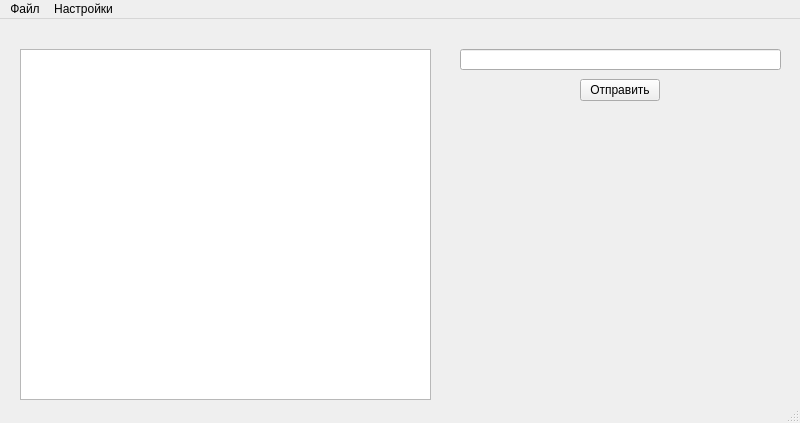
First picture: the form in mainwindow.ui, repository DIME-TILL-DEATH/PPM, before the edit.
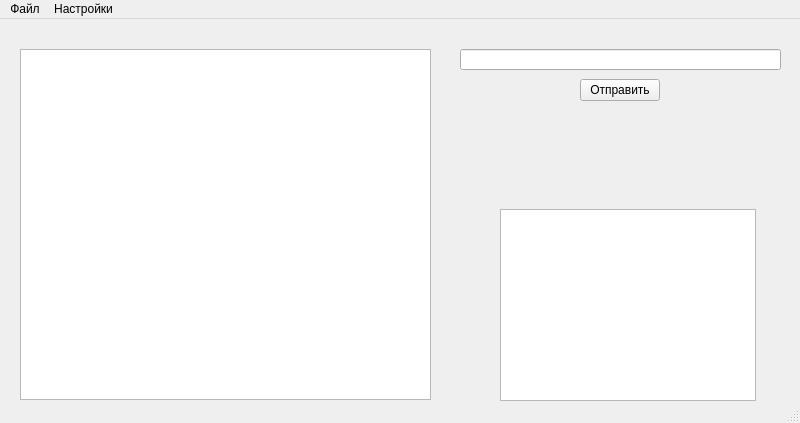
Second picture: the form after the edit.

Diff of the .ui file:
```diff
--- a/mainwindow.ui
+++ b/mainwindow.ui
@@ -47,6 +47,16 @@
      <string>Отправить</string>
     </property>
    </widget>
+   <widget class="QListWidget" name="listWidget">
+    <property name="geometry">
+     <rect>
+      <x>500</x>
+      <y>190</y>
+      <width>256</width>
+      <height>192</height>
+     </rect>
+    </property>
+   </widget>
   </widget>
   <widget class="QMenuBar" name="menubar">
    <property name="geometry">
```
